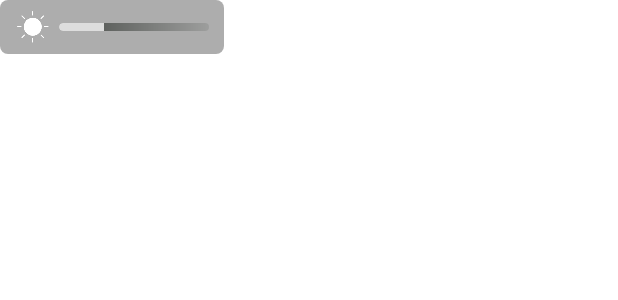
After one commit to XF-zhjnc/TangYuan, an Android app: the layout view_gesture_volume_brightness.xml on its own in the app's theme, with its tools: preview values and no code run, on a phone screen of 412 x 824 dp. The commit adds this screen. Shown: the top 300 px of the screen. Run offline under Robolectric (Android 15) with nearby library versions, the phone set to English and light mode, and no system bars.

Commit message:
:wrench: Gesture to adjust volume

```diff
--- /dev/null
+++ b/app/src/main/res/drawable/progress_drawable.xml
@@ -0,0 +1,33 @@
+<?xml version="1.0" encoding="utf-8"?>
+<layer-list xmlns:android="http://schemas.android.com/apk/res/android">
+
+    <item android:id="@android:id/background">
+        <shape>
+            <corners android:radius="10dip" />
+            <gradient
+                android:startColor="#ff9d9e9d"
+                android:centerColor="#ff5a5d5a"
+                android:centerY="0.75"
+                android:endColor="#ff747674"
+                android:angle="180"
+                />
+        </shape>
+    </item>
+
+
+    <item android:id="@android:id/progress">
+        <clip>
+            <shape>
+                <corners android:radius="10dip" />
+                <gradient
+                    android:startColor="#ffdddddd"
+                    android:centerColor="#ffdddddd"
+                    android:centerY="0.75"
+                    android:endColor="#ffdddddd"
+                    android:angle="180"
+                    />
+            </shape>
+        </clip>
+    </item>
+
+</layer-list>
--- /dev/null
+++ b/app/src/main/res/drawable/shape_66333333_5dp.xml
@@ -0,0 +1,7 @@
+<?xml version="1.0" encoding="utf-8"?>
+<shape xmlns:android="http://schemas.android.com/apk/res/android" android:shape="rectangle">
+
+    <solid android:color="#66333333"/>
+    <corners android:radius="5dp"/>
+
+</shape>
--- /dev/null
+++ b/app/src/main/res/layout/view_gesture_volume_brightness.xml
@@ -0,0 +1,35 @@
+<?xml version="1.0" encoding="utf-8"?>
+<androidx.constraintlayout.widget.ConstraintLayout xmlns:android="http://schemas.android.com/apk/res/android"
+    xmlns:app="http://schemas.android.com/apk/res-auto"
+    android:layout_width="wrap_content"
+    android:layout_height="wrap_content"
+    android:background="@drawable/shape_66333333_5dp"
+    android:paddingEnd="10dp"
+    android:paddingStart="10dp"
+    android:paddingTop="6dp"
+    android:paddingBottom="6dp">
+
+    <ImageView
+        android:id="@+id/ivImg"
+        android:layout_width="wrap_content"
+        android:layout_height="wrap_content"
+        android:src="@drawable/ic_brightness"
+        app:layout_constraintBottom_toBottomOf="parent"
+        app:layout_constraintStart_toStartOf="parent"
+        app:layout_constraintTop_toTopOf="parent"
+        app:layout_constraintEnd_toStartOf="@id/pb"/>
+
+    <ProgressBar
+        android:id="@+id/pb"
+        style="@style/progressBarStyle"
+        android:layout_width="100dp"
+        android:layout_height="5dp"
+        android:max="100"
+        android:progress="30"
+        android:layout_marginStart="5dp"
+        app:layout_constraintTop_toTopOf="parent"
+        app:layout_constraintBottom_toBottomOf="parent"
+        app:layout_constraintEnd_toEndOf="parent"
+        app:layout_constraintStart_toEndOf="@id/ivImg"/>
+
+</androidx.constraintlayout.widget.ConstraintLayout>
--- a/app/src/main/res/values/styles.xml
+++ b/app/src/main/res/values/styles.xml
@@ -8,4 +8,12 @@
         <item name="android:minHeight">6dp</item>
         <item name="android:thumb">@drawable/thumb_2dp_stroke</item>
     </style>
+
+    <style name="progressBarStyle" parent="@android:style/Widget.SeekBar" >
+        <item name="android:indeterminateOnly">false</item>
+        <item name="android:progressDrawable">@drawable/progress_drawable</item>
+        <item name="android:indeterminateDrawable">@android:drawable/progress_horizontal</item>
+        <item name="android:minHeight">10dip</item>
+        <item name="android:maxHeight">10dip</item>
+    </style>
 </resources>
```
Also changed, not shown: app/src/main/java/io/github/xf_zhjnc/tangyuantv/GestureControllerLayout.kt (added, +72 -0 lines), app/src/main/java/io/github/xf_zhjnc/tangyuantv/VideoGestureConstraintLayout.kt (added, +119 -0 lines), app/src/main/java/io/github/xf_zhjnc/tangyuantv/VideoPlayerActivity.kt (+97 -37 lines), app/src/main/java/io/github/xf_zhjnc/tangyuantv/event/TYGestureListener.kt (added, +30 -0 lines), app/src/main/res/layout/activity_video_player.xml (+13 -5 lines), app/src/main/res/drawable-xxhdpi/ic_brightness.png (added), app/src/main/res/drawable-xxhdpi/ic_volume_add.png (added), app/src/main/res/drawable-xxhdpi/ic_volume_mute.png (added), app/src/main/res/drawable-xxhdpi/ic_volume_reduce.png (added).
